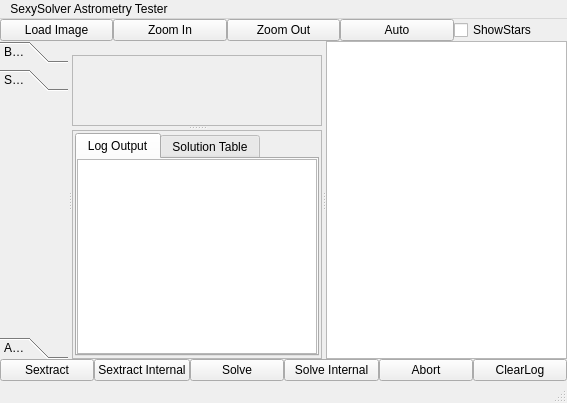
Above: mainwindow.ui from rlancaste/stellarsolver before the change. Below: the same form after it.
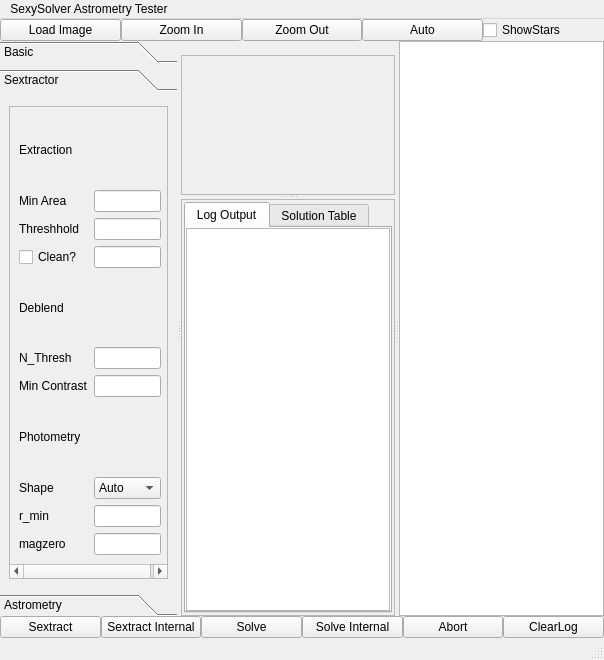
That is the form after the change. The open tabs and pages were chosen to show the change. Custom widgets are drawn as their Qt base class.

Diff of the .ui file:
```diff
--- a/mainwindow.ui
+++ b/mainwindow.ui
@@ -6,8 +6,8 @@
    <rect>
     <x>0</x>
     <y>0</y>
-    <width>567</width>
-    <height>403</height>
+    <width>604</width>
+    <height>660</height>
    </rect>
   </property>
   <property name="font">
@@ -170,13 +170,163 @@
          <rect>
           <x>0</x>
           <y>0</y>
-          <width>179</width>
-          <height>188</height>
+          <width>197</width>
+          <height>371</height>
          </rect>
         </property>
         <attribute name="label">
          <string>Sextractor</string>
         </attribute>
+        <layout class="QGridLayout" name="gridLayout_8">
+         <item row="0" column="2">
+          <widget class="QScrollArea" name="scrollArea_4">
+           <property name="widgetResizable">
+            <bool>true</bool>
+           </property>
+           <widget class="QWidget" name="scrollAreaWidgetContents_4">
+            <property name="geometry">
+             <rect>
+              <x>0</x>
+              <y>0</y>
+              <width>185</width>
+              <height>345</height>
+             </rect>
+            </property>
+            <layout class="QGridLayout" name="gridLayout_9">
+             <item row="12" column="1">
+              <widget class="QComboBox" name="star_shape">
+               <item>
+                <property name="text">
+                 <string>Auto</string>
+                </property>
+               </item>
+               <item>
+                <property name="text">
+                 <string>Circle</string>
+                </property>
+               </item>
+               <item>
+                <property name="text">
+                 <string>Ellipse</string>
+                </property>
+               </item>
+              </widget>
+             </item>
+             <item row="2" column="1">
+              <widget class="QLineEdit" name="r_min_3"/>
+             </item>
+             <item row="16" column="1">
+              <widget class="QLineEdit" name="r_min"/>
+             </item>
+             <item row="16" column="0">
+              <widget class="QLabel" name="label_13">
+               <property name="text">
+                <string>r_min</string>
+               </property>
+              </widget>
+             </item>
+             <item row="4" column="0">
+              <widget class="QLabel" name="label_20">
+               <property name="text">
+                <string>Deblend</string>
+               </property>
+              </widget>
+             </item>
+             <item row="17" column="0">
+              <widget class="QLabel" name="label_15">
+               <property name="text">
+                <string>magzero</string>
+               </property>
+              </widget>
+             </item>
+             <item row="1" column="0">
+              <widget class="QLabel" name="label_21">
+               <property name="text">
+                <string>Min Area</string>
+               </property>
+              </widget>
+             </item>
+             <item row="17" column="1">
+              <widget class="QLineEdit" name="r_min_2"/>
+             </item>
+             <item row="9" column="0">
+              <widget class="QLabel" name="label_14">
+               <property name="sizePolicy">
+                <sizepolicy hsizetype="Preferred" vsizetype="Preferred">
+                 <horstretch>0</horstretch>
+                 <verstretch>0</verstretch>
+                </sizepolicy>
+               </property>
+               <property name="text">
+                <string>Photometry</string>
+               </property>
+              </widget>
+             </item>
+             <item row="6" column="0">
+              <widget class="QLabel" name="label_19">
+               <property name="text">
+                <string>Min Contrast</string>
+               </property>
+              </widget>
+             </item>
+             <item row="5" column="0">
+              <widget class="QLabel" name="label_18">
+               <property name="text">
+                <string>N_Thresh</string>
+               </property>
+              </widget>
+             </item>
+             <item row="5" column="1">
+              <widget class="QLineEdit" name="r_min_4"/>
+             </item>
+             <item row="12" column="0">
+              <widget class="QLabel" name="label_12">
+               <property name="text">
+                <string>Shape</string>
+               </property>
+              </widget>
+             </item>
+             <item row="2" column="0">
+              <widget class="QLabel" name="label_17">
+               <property name="text">
+                <string>Threshhold</string>
+               </property>
+              </widget>
+             </item>
+             <item row="1" column="1">
+              <widget class="QLineEdit" name="r_min_7"/>
+             </item>
+             <item row="0" column="0">
+              <widget class="QLabel" name="label_16">
+               <property name="sizePolicy">
+                <sizepolicy hsizetype="Preferred" vsizetype="Preferred">
+                 <horstretch>0</horstretch>
+                 <verstretch>0</verstretch>
+                </sizepolicy>
+               </property>
+               <property name="text">
+                <string>Extraction</string>
+               </property>
+              </widget>
+             </item>
+             <item row="6" column="1">
+              <widget class="QLineEdit" name="r_min_6"/>
+             </item>
+             <item row="3" column="0">
+              <widget class="QCheckBox" name="checkBox">
+               <property name="text">
+                <string>Clean?</string>
+               </property>
+              </widget>
+             </item>
+             <item row="3" column="1">
+              <widget class="QLineEdit" name="r_min_5"/>
+             </item>
+            </layout>
+           </widget>
+          </widget>
+         </item>
+        </layout>
        </widget>
        <widget class="QWidget" name="Astrometry">
         <property name="geometry">
@@ -370,8 +520,8 @@
              <rect>
               <x>0</x>
               <y>0</y>
-              <width>187</width>
-              <height>72</height>
+              <width>197</width>
+              <height>114</height>
              </rect>
             </property>
             <layout class="QGridLayout" name="gridLayout_2">
@@ -421,8 +571,8 @@
           <rect>
            <x>0</x>
            <y>0</y>
-           <width>189</width>
-           <height>189</height>
+           <width>199</width>
+           <height>330</height>
           </rect>
          </property>
          <property name="sizePolicy">
@@ -561,7 +711,7 @@
     <rect>
      <x>0</x>
      <y>0</y>
-     <width>567</width>
+     <width>604</width>
      <height>22</height>
     </rect>
    </property>
```
Left out of the diff: 14 changed lines with no effect on the pictures.
